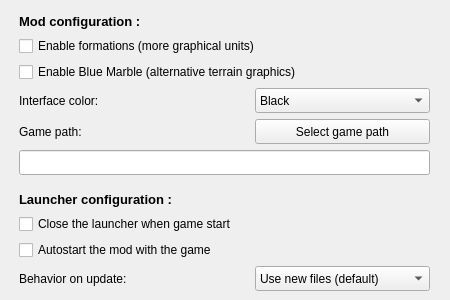
dbkblk/rand_launcher, file checker/w_options.ui: the form before one commit.
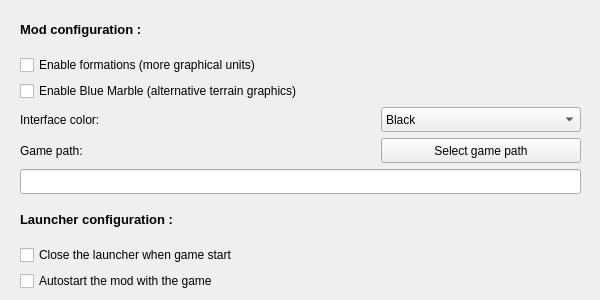
The form after the commit.

```diff
--- a/checker/w_options.ui
+++ b/checker/w_options.ui
@@ -9,25 +9,25 @@
    <rect>
     <x>0</x>
     <y>0</y>
-    <width>450</width>
+    <width>600</width>
     <height>300</height>
    </rect>
   </property>
   <property name="sizePolicy">
-   <sizepolicy hsizetype="Preferred" vsizetype="Fixed">
+   <sizepolicy hsizetype="Fixed" vsizetype="Fixed">
     <horstretch>0</horstretch>
     <verstretch>0</verstretch>
    </sizepolicy>
   </property>
   <property name="minimumSize">
    <size>
-    <width>450</width>
+    <width>600</width>
     <height>300</height>
    </size>
   </property>
   <property name="maximumSize">
    <size>
-    <width>450</width>
+    <width>600</width>
     <height>300</height>
    </size>
   </property>
@@ -43,10 +43,10 @@
   <widget class="QWidget" name="verticalLayoutWidget">
    <property name="geometry">
     <rect>
-     <x>9</x>
-     <y>13</y>
-     <width>431</width>
-     <height>278</height>
+     <x>10</x>
+     <y>10</y>
+     <width>581</width>
+     <height>281</height>
     </rect>
    </property>
    <layout class="QVBoxLayout" name="verticalLayout_4">
@@ -96,7 +96,13 @@
         </property>
         <property name="minimumSize">
          <size>
-          <width>175</width>
+          <width>200</width>
+          <height>25</height>
+         </size>
+        </property>
+        <property name="maximumSize">
+         <size>
+          <width>200</width>
           <height>25</height>
          </size>
         </property>
@@ -163,14 +169,14 @@
         </property>
         <property name="minimumSize">
          <size>
-          <width>175</width>
+          <width>200</width>
           <height>25</height>
          </size>
         </property>
         <property name="maximumSize">
          <size>
-          <width>150</width>
-          <height>16777215</height>
+          <width>200</width>
+          <height>25</height>
          </size>
         </property>
         <property name="text">
@@ -183,7 +189,7 @@
     <item>
      <widget class="QLineEdit" name="opt_text_path">
       <property name="sizePolicy">
-       <sizepolicy hsizetype="Fixed" vsizetype="Fixed">
+       <sizepolicy hsizetype="Expanding" vsizetype="Fixed">
         <horstretch>0</horstretch>
         <verstretch>0</verstretch>
        </sizepolicy>
@@ -196,7 +202,7 @@
       </property>
       <property name="maximumSize">
        <size>
-        <width>475</width>
+        <width>600</width>
         <height>16777215</height>
        </size>
       </property>
@@ -205,22 +211,6 @@
       </property>
      </widget>
     </item>
-    <item>
-     <spacer name="verticalSpacer">
-      <property name="orientation">
-       <enum>Qt::Vertical</enum>
-      </property>
-      <property name="sizeType">
-       <enum>QSizePolicy::Fixed</enum>
-      </property>
-      <property name="sizeHint" stdset="0">
-       <size>
-        <width>20</width>
-        <height>10</height>
-       </size>
-      </property>
-     </spacer>
-    </item>
     <item>
      <widget class="QLabel" name="lb_modconf_2">
       <property name="text">
@@ -242,43 +232,6 @@
       </property>
      </widget>
     </item>
-    <item>
-     <layout class="QHBoxLayout" name="horizontalLayout_3">
-      <item>
-       <widget class="QLabel" name="lb_behavior">
-        <property name="text">
-         <string>Behavior on update:</string>
-        </property>
-       </widget>
-      </item>
-      <item>
-       <widget class="QComboBox" name="opt_updateBehavior">
-        <property name="sizePolicy">
-         <sizepolicy hsizetype="Fixed" vsizetype="Fixed">
-          <horstretch>0</horstretch>
-          <verstretch>0</verstretch>
-         </sizepolicy>
-        </property>
-        <property name="minimumSize">
-         <size>
-          <width>175</width>
-          <height>25</height>
-         </size>
-        </property>
-        <item>
-         <property name="text">
-          <string>Use new files (default)</string>
-         </property>
-        </item>
-        <item>
-         <property name="text">
-          <string>Keep local changes</string>
-         </property>
-        </item>
-       </widget>
-      </item>
-     </layout>
-    </item>
    </layout>
   </widget>
  </widget>
```
